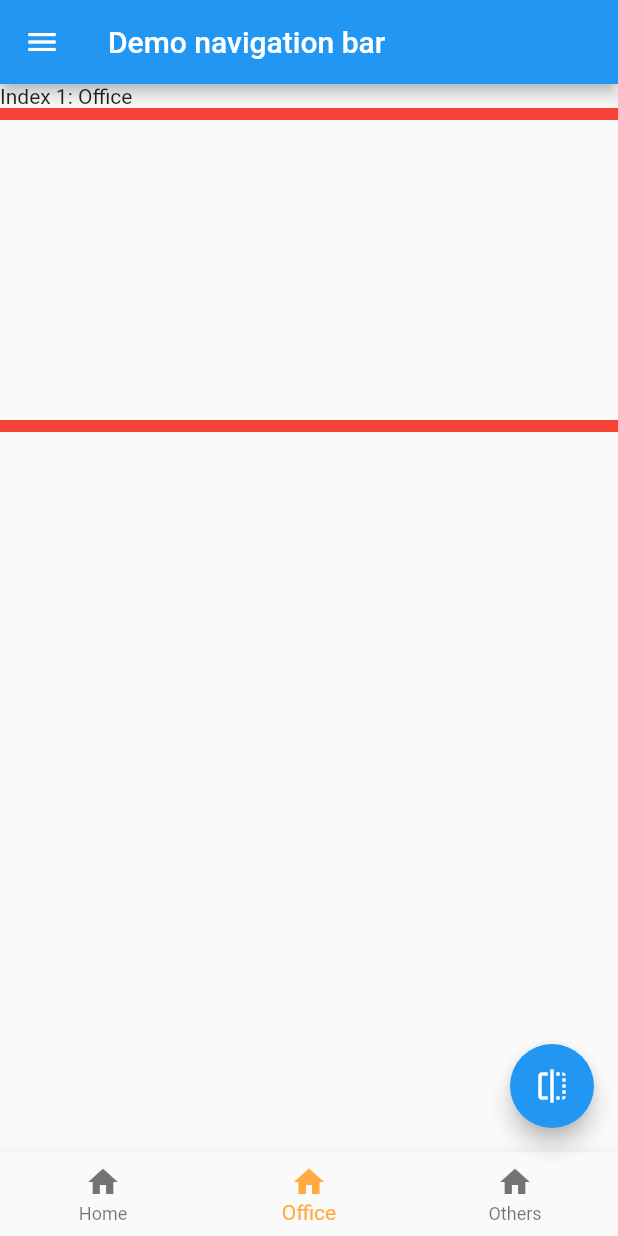
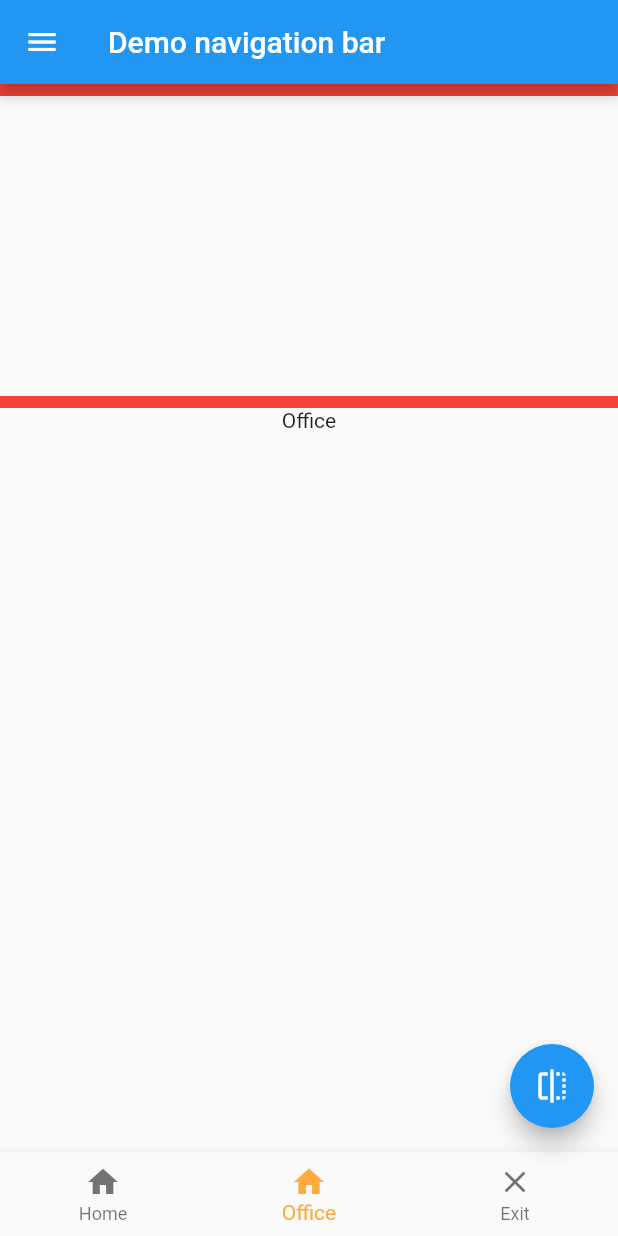
Before and after one commit to doremichen/flutter_list_demo, a Flutter app: the DemoNavigationBar screen opened directly, on a phone screen of 412 x 824 dp. Run offline on Flutter 3.47's test engine with Material 2 defaults, Android fonts, the phone set to English and light mode, and no system bars; our stand-ins replace fluttertoast.

Commit message:
Update navigationBar

```diff
--- a/lib/src/navigation_btn_demo.dart
+++ b/lib/src/navigation_btn_demo.dart
@@ -16,12 +16,18 @@ class _DemoNavigationBarState extends State<DemoNavigationBar> {
   int _selectId = 1;
 
   final _buttons = [
-    Text("Index 0: Home"),
-    Text("Index 1: Office"),
-    Text("Index 2: Others"),
+    Text("Home"),
+    Text("Office"),
+    Text("Exit"),
   ];
 
   bool _visible = false;
+
+  var items2 = <BottomNavigationBarItem>[
+    BottomNavigationBarItem(icon: Icon(Icons.home), title: Text("Home")),
+    BottomNavigationBarItem(icon: Icon(Icons.home),title: Text("Office")),
+    BottomNavigationBarItem(icon: Icon(Icons.close),title: Text("Exit")),
+  ];
 
   @override
   Widget build(BuildContext context) {
@@ -34,7 +40,7 @@ class _DemoNavigationBarState extends State<DemoNavigationBar> {
         child: Column(
           crossAxisAlignment: CrossAxisAlignment.start,
           children: <Widget>[
-            _buttons.elementAt(_selectId),
+
             Container(
               height: 8.0,
               color: Colors.red,
@@ -54,19 +60,25 @@ class _DemoNavigationBarState extends State<DemoNavigationBar> {
               height: 8.0,
               color: Colors.red,
             ),
+            Container(
+              alignment: Alignment.center,
+              child: _buttons.elementAt(_selectId),
+            ),
           ],
 
         )
       ),
       bottomNavigationBar: BottomNavigationBar(
-          items: <BottomNavigationBarItem>[
-            BottomNavigationBarItem(icon: Icon(Icons.home), title: Text("Home")),
-            BottomNavigationBarItem(icon: Icon(Icons.home),title: Text("Office")),
-            BottomNavigationBarItem(icon: Icon(Icons.home),title: Text("Others")),
-          ],
+          items: items2,
           currentIndex: _selectId,
           fixedColor: Colors.orangeAccent,
           onTap: (id) {
+
+            if (id == items2.length-1) {
+              // exit
+              Navigator.pop(context);
+            }
+
             setState(() {
               _selectId = id;
             });
```
